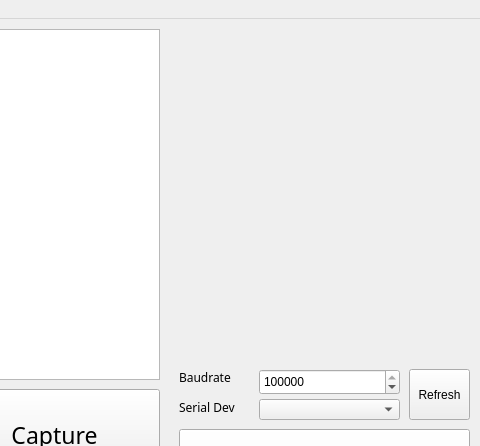
Old version of the form GUI_Controller/SIOR_TITAN/mainwindow.ui in the repository SweetWeeds/SIOR-TITAN; both pictures show x 521 to 1001 and y 0 to 446 of the 1001 by 598 pixel window.
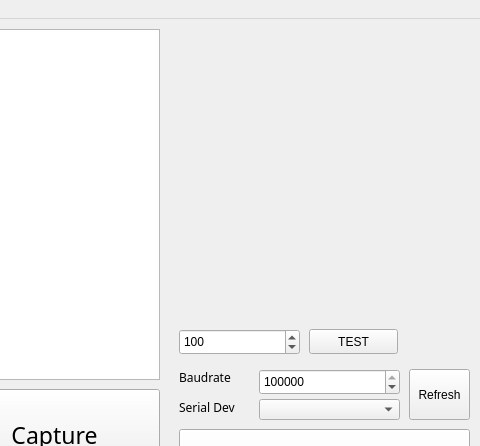
New version of the form.

Commit message: Serial test passed

```diff
--- a/GUI_Controller/SIOR_TITAN/mainwindow.ui
+++ b/GUI_Controller/SIOR_TITAN/mainwindow.ui
@@ -130,7 +130,7 @@
       <x>710</x>
       <y>10</y>
       <width>281</width>
-      <height>331</height>
+      <height>281</height>
      </rect>
     </property>
     <property name="text">
@@ -243,6 +243,41 @@
      <number>1500000</number>
     </property>
    </widget>
+   <widget class="QPushButton" name="testButton">
+    <property name="geometry">
+     <rect>
+      <x>830</x>
+      <y>310</y>
+      <width>89</width>
+      <height>25</height>
+     </rect>
+    </property>
+    <property name="text">
+     <string>TEST</string>
+    </property>
+   </widget>
+   <widget class="QSpinBox" name="testSpinBox">
+    <property name="geometry">
+     <rect>
+      <x>700</x>
+      <y>310</y>
+      <width>121</width>
+      <height>26</height>
+     </rect>
+    </property>
+    <property name="minimum">
+     <number>0</number>
+    </property>
+    <property name="maximum">
+     <number>4095</number>
+    </property>
+    <property name="singleStep">
+     <number>1000</number>
+    </property>
+    <property name="value">
+     <number>100</number>
+    </property>
+   </widget>
   </widget>
   <widget class="QMenuBar" name="menubar">
    <property name="geometry">
```
The commit also changes 16 other files.
